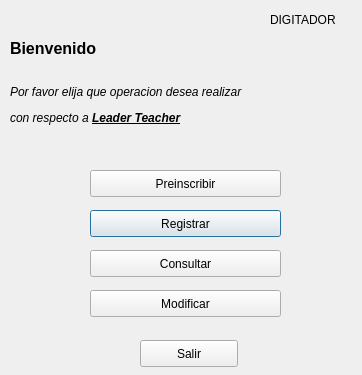
Before: the Qt Designer form SGC/Vista/VistaDigitador.ui in fernandosanchez1128/SGC, drawn with Qt 5.
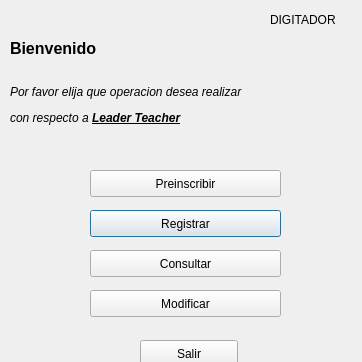
After: the same form once the commit is applied.

Commit message: Cambio en Diseño Interfaz

Patch:
```diff
--- a/SGC/Vista/VistaDigitador.ui
+++ b/SGC/Vista/VistaDigitador.ui
@@ -7,7 +7,7 @@
     <x>0</x>
     <y>0</y>
     <width>362</width>
-    <height>375</height>
+    <height>362</height>
    </rect>
   </property>
   <property name="windowTitle">
```
The commit also changes 1 other file.
